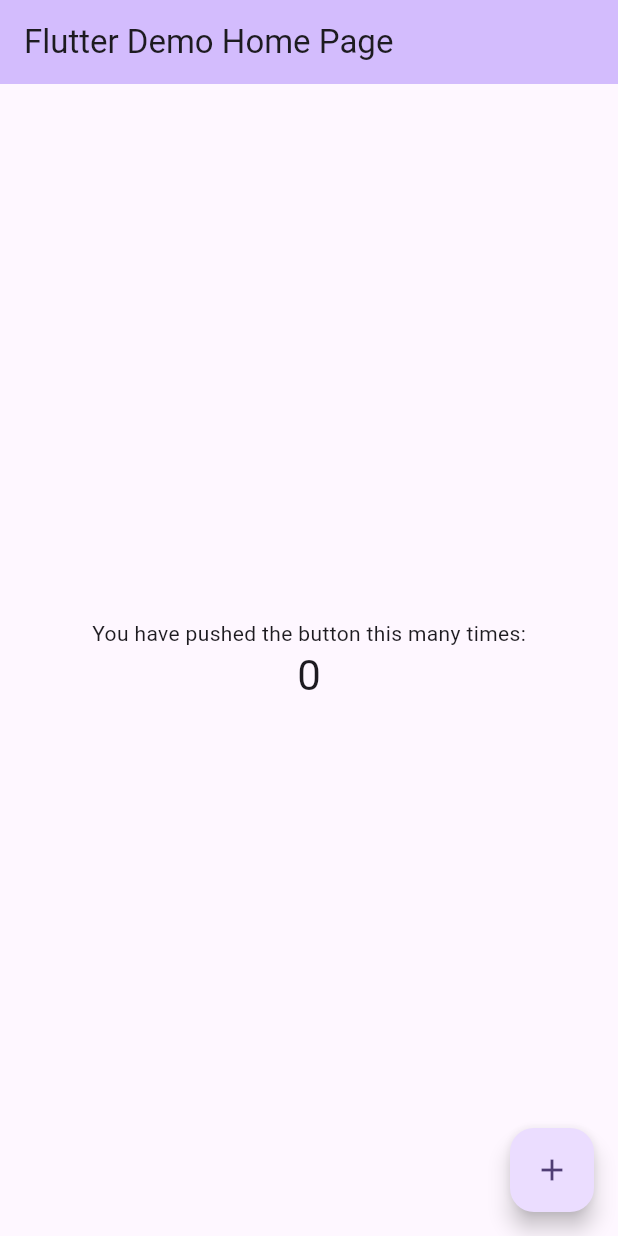
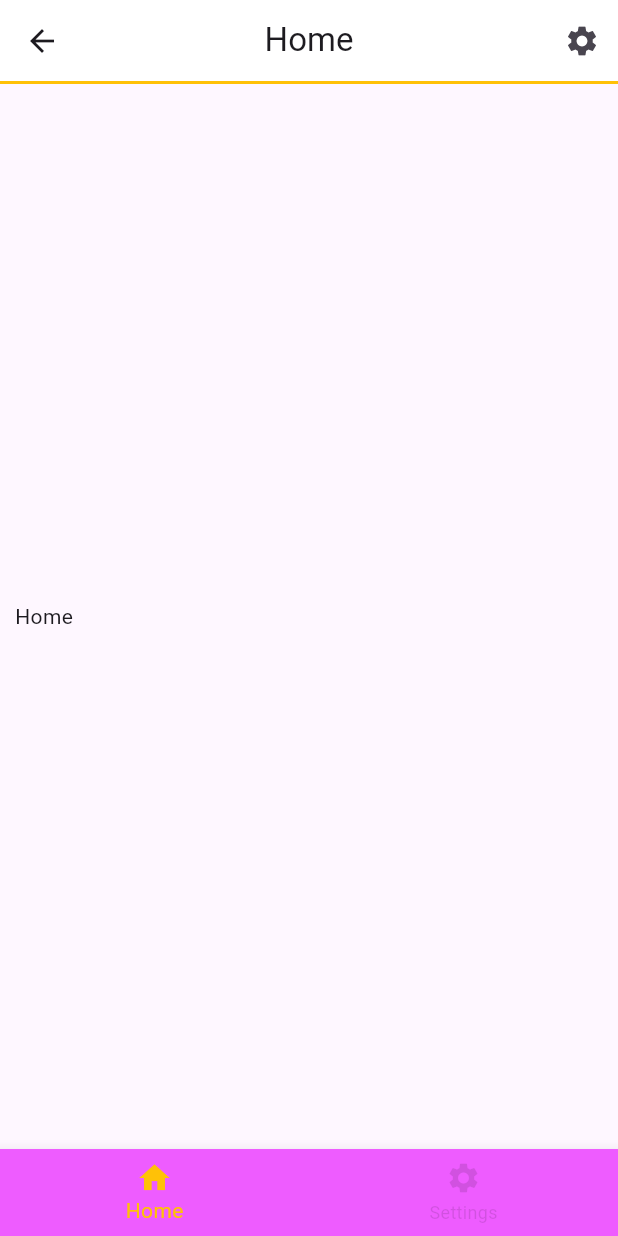
Before and after one commit to gwonbe/gwonbe-hoov, a Flutter app: the screen it shows after launch, on a phone screen of 412 x 824 dp. Run offline on Flutter 3.47's test engine with Material 3 defaults, Android fonts, the phone set to English and light mode, and no system bars.

Commit message:
2025.09.27.토 : 테마 컬러 지정 + 탭 내비게이션 구현

```diff
--- a/lib/main.dart
+++ b/lib/main.dart
@@ -1,4 +1,6 @@
 import 'package:flutter/material.dart';
+import 'package:hoov/screen/screen_home.dart';
+import 'package:hoov/screen/screen_settings.dart';
 
 void main() {
   runApp(const MyApp());
@@ -7,47 +9,24 @@
 class MyApp extends StatelessWidget {
   const MyApp({super.key});
 
-  // This widget is the root of your application.
   @override
   Widget build(BuildContext context) {
     return MaterialApp(
       title: 'Flutter Demo',
       theme: ThemeData(
-        // This is the theme of your application.
-        //
-        // TRY THIS: Try running your application with "flutter run". You'll see
-        // the application has a purple toolbar. Then, without quitting the app,
-        // try changing the seedColor in the colorScheme below to Colors.green
-        // and then invoke "hot reload" (save your changes or press the "hot
-        // reload" button in a Flutter-supported IDE, or press "r" if you used
-        // the command line to start the app).
-        //
-        // Notice that the counter didn't reset back to zero; the application
-        // state is not lost during the reload. To reset the state, use hot
-        // restart instead.
-        //
-        // This works for code too, not just values: Most code changes can be
-        // tested with just a hot reload.
-        colorScheme: ColorScheme.fromSeed(seedColor: Colors.deepPurple),
+        primaryColor: const Color(0xFFFFC107),
+        cardColor: const Color(0xFF00D6F5),
+        canvasColor: const Color(0xFFEE5CFF),
         useMaterial3: true,
       ),
-      home: const MyHomePage(title: 'Flutter Demo Home Page'),
+      home: const MyHomePage(title: 'Flutter Demo Home Page', index: 0,),
     );
   }
 }
 
 class MyHomePage extends StatefulWidget {
-  const MyHomePage({super.key, required this.title});
-
-  // This widget is the home page of your application. It is stateful, meaning
-  // that it has a State object (defined below) that contains fields that affect
-  // how it looks.
-
-  // This class is the configuration for the state. It holds the values (in this
-  // case the title) provided by the parent (in this case the App widget) and
-  // used by the build method of the State. Fields in a Widget subclass are
-  // always marked "final".
-
+  const MyHomePage({super.key, required this.title, required this.index});
+  final int index;
   final String title;
 
   @override
@@ -55,71 +34,107 @@
 }
 
 class _MyHomePageState extends State<MyHomePage> {
-  int _counter = 0;
+  late PageController _pageController;
+  int _currentIndex = 0;
 
-  void _incrementCounter() {
-    setState(() {
-      // This call to setState tells the Flutter framework that something has
-      // changed in this State, which causes it to rerun the build method below
-      // so that the display can reflect the updated values. If we changed
-      // _counter without calling setState(), then the build method would not be
-      // called again, and so nothing would appear to happen.
-      _counter++;
-    });
+  // 탭에 따른 AppBar 텍스트 리스트
+  final List<String> _tabTitles = [
+    "Home",
+    "Settings",
+  ];
+
+  @override
+  void initState() {
+    super.initState();
+    _pageController = PageController(initialPage: widget.index);
+    _currentIndex = widget.index;
+  }
+
+  @override
+  void dispose() {
+    _pageController.dispose();
+    super.dispose();
   }
 
   @override
   Widget build(BuildContext context) {
-    // This method is rerun every time setState is called, for instance as done
-    // by the _incrementCounter method above.
-    //
-    // The Flutter framework has been optimized to make rerunning build methods
-    // fast, so that you can just rebuild anything that needs updating rather
-    // than having to individually change instances of widgets.
     return Scaffold(
-      appBar: AppBar(
-        // TRY THIS: Try changing the color here to a specific color (to
-        // Colors.amber, perhaps?) and trigger a hot reload to see the AppBar
-        // change color while the other colors stay the same.
-        backgroundColor: Theme.of(context).colorScheme.inversePrimary,
-        // Here we take the value from the MyHomePage object that was created by
-        // the App.build method, and use it to set our appbar title.
-        title: Text(widget.title),
-      ),
-      body: Center(
-        // Center is a layout widget. It takes a single child and positions it
-        // in the middle of the parent.
-        child: Column(
-          // Column is also a layout widget. It takes a list of children and
-          // arranges them vertically. By default, it sizes itself to fit its
-          // children horizontally, and tries to be as tall as its parent.
-          //
-          // Column has various properties to control how it sizes itself and
-          // how it positions its children. Here we use mainAxisAlignment to
-          // center the children vertically; the main axis here is the vertical
-          // axis because Columns are vertical (the cross axis would be
-          // horizontal).
-          //
-          // TRY THIS: Invoke "debug painting" (choose the "Toggle Debug Paint"
-          // action in the IDE, or press "p" in the console), to see the
-          // wireframe for each widget.
-          mainAxisAlignment: MainAxisAlignment.center,
-          children: <Widget>[
-            const Text(
-              'You have pushed the button this many times:',
+      appBar: PreferredSize(
+        preferredSize: Size.fromHeight(kToolbarHeight), // AppBar의 높이를 설정
+        child: Container(
+          decoration: BoxDecoration(
+            border: Border(
+              bottom: BorderSide(
+                color: Theme.of(context).primaryColor,
+                width: 2.0,
+              ),
             ),
-            Text(
-              '$_counter',
-              style: Theme.of(context).textTheme.headlineMedium,
+          ),
+          child: AppBar(
+            automaticallyImplyLeading: true, // 기본 뒤로가기 버튼 표시
+            title: Text(_tabTitles[_currentIndex]), // 기본 title을 null로 설정
+            leading: IconButton(
+              icon: Icon(Icons.arrow_back), // 기본 뒤로가기 아이콘
+              onPressed: () {
+                Navigator.pop(context); // 뒤로가기 버튼 동작
+              },
             ),
-          ],
+            actions: [
+              IconButton(
+                icon: Icon(Icons.settings),
+                onPressed: () {
+                  Navigator.of(context).pushNamed('settings');
+                },
+              ),
+            ],
+            backgroundColor: Colors.white, // AppBar 배경색
+            elevation: 0, // 그림자 없애기
+            centerTitle: true, // 기본적으로 타이틀을 가운데 배치하려면 true 설정
+          ),
         ),
       ),
-      floatingActionButton: FloatingActionButton(
-        onPressed: _incrementCounter,
-        tooltip: 'Increment',
-        child: const Icon(Icons.add),
-      ), // This trailing comma makes auto-formatting nicer for build methods.
+      // 섹션별 내용
+      body: PageView(
+        controller: _pageController,
+        onPageChanged: (int index) {
+          setState(() {
+            _currentIndex = index; // 페이지 변경 시 인덱스 업데이트
+          });
+        },
+        children: [
+          Center(child: ScreenHome()),
+          Center(child: ScreenSettings()),
+        ],
+      ),
+      // NavigationBar
+      bottomNavigationBar: BottomNavigationBar(
+        currentIndex: _currentIndex,
+        onTap: _onItemTapped,
+        selectedItemColor: Theme.of(context).primaryColor,
+        unselectedItemColor: Theme.of(context).focusColor,
+        items: [
+          BottomNavigationBarItem(
+            icon: Icon(
+              Icons.home,
+            ),
+            label: _tabTitles[0],
+          ),
+          BottomNavigationBarItem(
+            icon: Icon(
+              Icons.settings,
+            ),
+            label: _tabTitles[1],
+          ),
+        ],
+      ),
     );
   }
+
+  void _onItemTapped(int index) {
+    setState(() {
+      _currentIndex = index;
+    });
+    _pageController.jumpToPage(index);
+  }
+
 }
--- /dev/null
+++ b/lib/screen/screen_home.dart
@@ -0,0 +1,27 @@
+import 'package:flutter/material.dart';
+
+class ScreenHome extends StatefulWidget {
+  const ScreenHome({super.key});
+
+  @override
+  State<ScreenHome> createState() => _ScreenHome();
+}
+
+class _ScreenHome extends State<ScreenHome> {
+  @override
+  Widget build(BuildContext context) {
+
+    return Scaffold(
+      body: Padding(
+        padding: EdgeInsets.all(10),
+        child: Column(
+          mainAxisAlignment: MainAxisAlignment.center,
+          crossAxisAlignment: CrossAxisAlignment.center,
+          children: [
+            Text("Home"),
+          ],
+        ),
+      ),
+    );
+  }
+}
--- /dev/null
+++ b/lib/screen/screen_settings.dart
@@ -0,0 +1,27 @@
+import 'package:flutter/material.dart';
+
+class ScreenSettings extends StatefulWidget {
+  const ScreenSettings({super.key});
+
+  @override
+  State<ScreenSettings> createState() => _ScreenSettings();
+}
+
+class _ScreenSettings extends State<ScreenSettings> {
+  @override
+  Widget build(BuildContext context) {
+
+    return Scaffold(
+      body: Padding(
+        padding: EdgeInsets.all(10),
+        child: Column(
+          mainAxisAlignment: MainAxisAlignment.center,
+          crossAxisAlignment: CrossAxisAlignment.center,
+          children: [
+            Text("Settings"),
+          ],
+        ),
+      ),
+    );
+  }
+}
```
